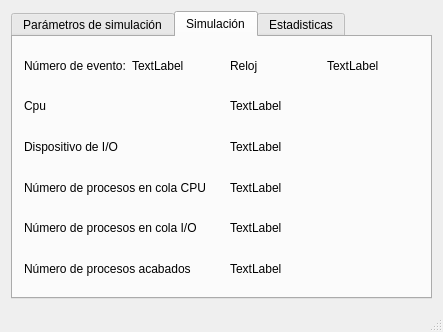
This is mainwindow.ui in Nathan9604/SimulacionI-O as Qt 5 draws it before an edit. The edited form follows.
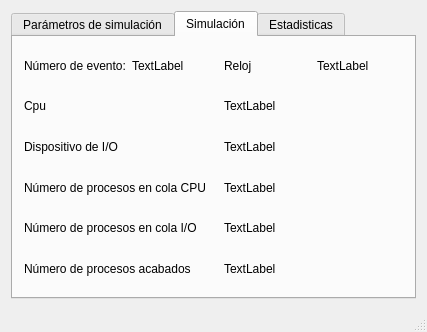
This is the edited form.

Patch:
```diff
--- a/mainwindow.ui
+++ b/mainwindow.ui
@@ -6,7 +6,7 @@
    <rect>
     <x>0</x>
     <y>0</y>
-    <width>443</width>
+    <width>427</width>
     <height>332</height>
    </rect>
   </property>
```
Left out of the diff: 110 changed lines with no effect on the pictures.
